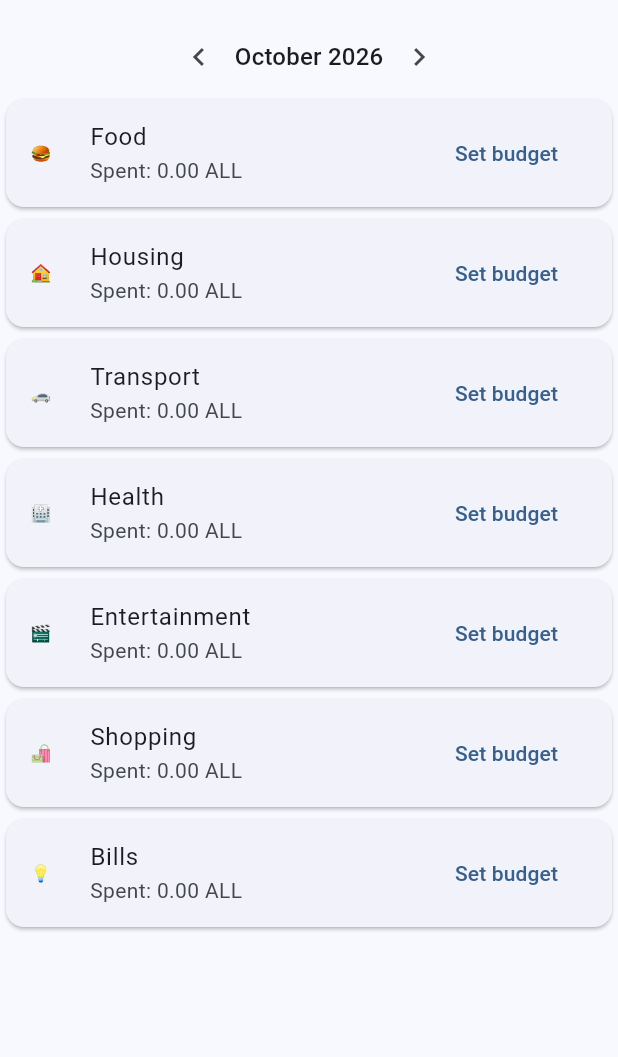
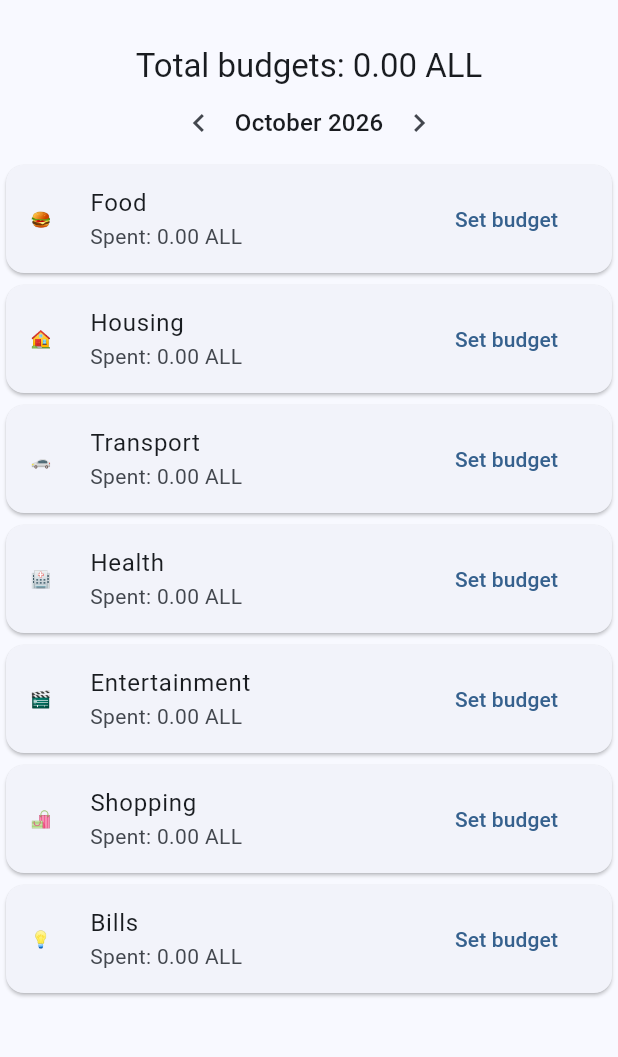
Before and after one commit to Illia-Dulebov/Personal-Finance-Tracker, a Flutter app: the screen it shows after launch, after a tap on the "account balance wallet" icon, on a phone screen of 412 x 824 dp, the part 63-1120 px from its top. Run offline on Flutter 3.47's test engine with Material 3 defaults, Android fonts, the phone set to English and light mode, and no system bars; our stand-ins replace equatable, flutter_bloc, get_it, shared_preferences.

Commit message:
feat: added total budgets value to budgets screen

```diff
--- a/lib/features/budgets/presentation/cubit/budget_cubit.dart
+++ b/lib/features/budgets/presentation/cubit/budget_cubit.dart
@@ -39,7 +39,17 @@ class BudgetCubit extends Cubit<BudgetState> {
     emit(const BudgetLoadingState());
     try {
       final summaries = await getMonthlyBudgetOverviewUseCase(month);
-      emit(BudgetLoadedState(month: month, summaries: summaries));
+      final totalBudgetAmount = summaries.fold<double>(
+        0,
+        (total, summary) => total + (summary.budgetAmount ?? 0),
+      );
+      emit(
+        BudgetLoadedState(
+          month: month,
+          summaries: summaries,
+          totalBudgetAmount: totalBudgetAmount,
+        ),
+      );
     } on Exception {
       emit(const BudgetErrorState('Unable to load budget information.'));
     }
--- a/lib/features/budgets/presentation/cubit/budget_state.dart
+++ b/lib/features/budgets/presentation/cubit/budget_state.dart
@@ -20,11 +20,16 @@ class BudgetLoadingState extends BudgetState {
 class BudgetLoadedState extends BudgetState {
   final DateTime month;
   final List<BudgetCategorySummary> summaries;
+  final double totalBudgetAmount;
 
-  const BudgetLoadedState({required this.month, required this.summaries});
+  const BudgetLoadedState({
+    required this.month,
+    required this.summaries,
+    required this.totalBudgetAmount,
+  });
 
   @override
-  List<Object?> get props => [month, summaries];
+  List<Object?> get props => [month, summaries, totalBudgetAmount];
 }
 
 class BudgetErrorState extends BudgetState {
--- a/lib/features/budgets/presentation/screens/budget_screen.dart
+++ b/lib/features/budgets/presentation/screens/budget_screen.dart
@@ -81,6 +81,13 @@ class _BudgetOverview extends StatelessWidget {
   Widget build(BuildContext context) {
     return Column(
       children: [
+        Padding(
+          padding: const EdgeInsets.only(top: 16),
+          child: Text(
+            'Total budgets: ${state.totalBudgetAmount.toStringAsFixed(2)} ALL',
+            style: Theme.of(context).textTheme.titleLarge,
+          ),
+        ),
         _MonthSelector(
           month: state.month,
           onPreviousMonth: onPreviousMonth,
```
Also changed, not shown: 1 other file.
